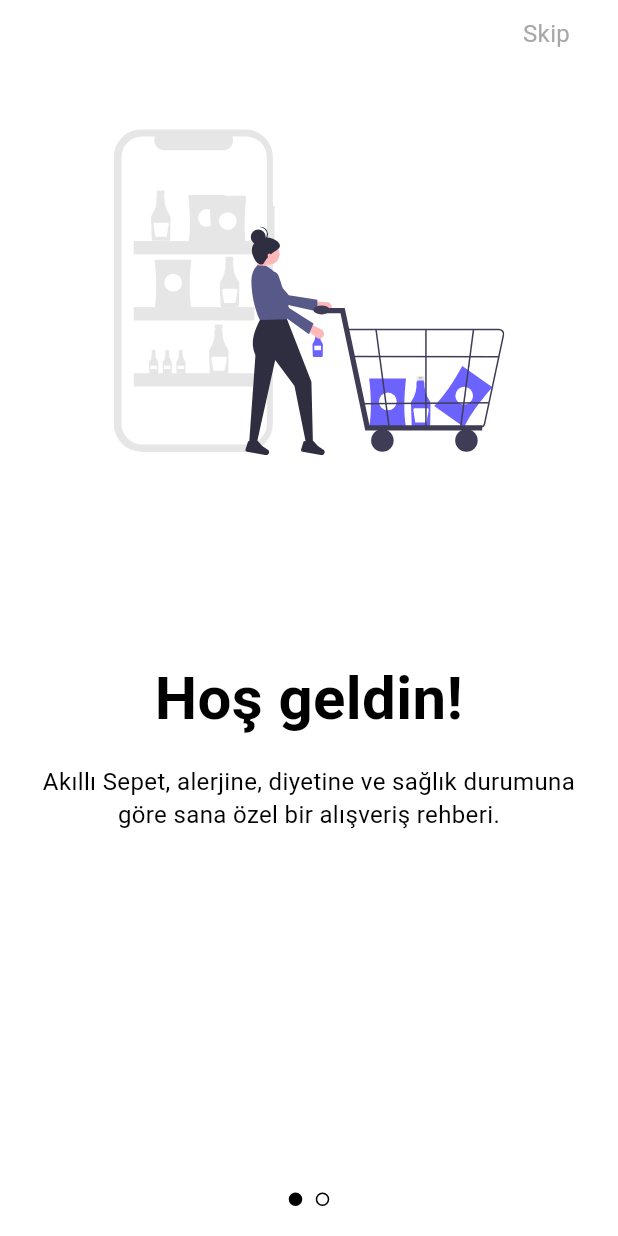
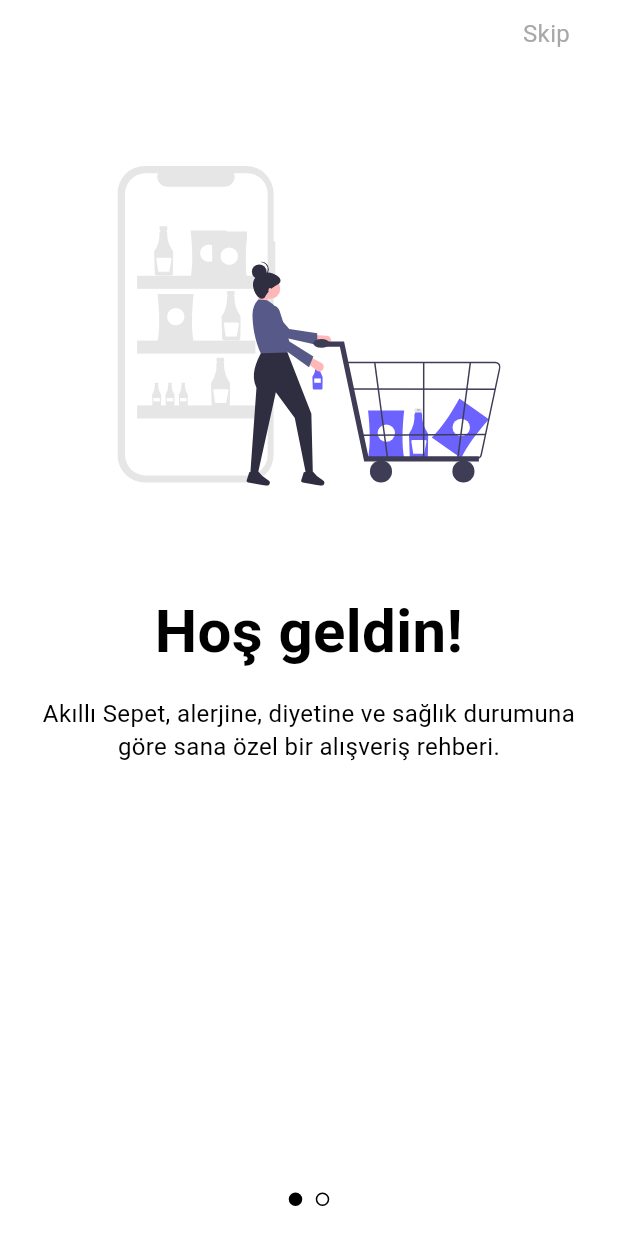
Before and after one commit to melike-mutlu/ULUTEK-staj-projesi, a Flutter app: the screen it shows after launch, on a phone screen of 412 x 824 dp. Run offline on Flutter 3.47's test engine with Material 3 defaults, Android fonts, the phone set to English and light mode, and no system bars; our stand-ins replace flutter_riverpod, flutter_svg, supabase_flutter; accounts and stored records are empty.

Commit message:
Onboarding: karşılama ekranı görsel/metin konumları ve buton geçiş sıçraması düzeltildi
- Karşılama adımına imageTopOffset/textTopOffset alanları eklendi; görsel ve
  metin birbirinden bağımsız, tam piksel (Transform.translate) ile kaydırılıyor
- 1. ekran görseli 45px, 2. ekran görseli 30px aşağı; 2. ekran metni 8px aşağı
- Başlayalım butonu gizliyken bile yerini koruyor (Visibility maintainSize) ve
  nokta göstergesinin üst boşluğu sabitlendi; böylece 1->2 geçişinde ortak
  Expanded küçülüp içeriği yukarı itmiyor

```diff
--- a/apps/mobile/lib/features/onboarding/onboarding_steps.dart
+++ b/apps/mobile/lib/features/onboarding/onboarding_steps.dart
@@ -15,6 +15,8 @@
     this.skipLabel,
     this.imageScale = 1,
     this.contentTopOffset = 0,
+    this.imageTopOffset = 0,
+    this.textTopOffset = 0,
   });
 
   final String assetPath;
@@ -36,6 +38,12 @@
 
   /// Görsel + metin bloğunu (Skip linki hariç) bu kadar aşağı kaydırır.
   final double contentTopOffset;
+
+  /// Yalnızca ortadaki görseli, metni etkilemeden bu kadar aşağı kaydırır.
+  final double imageTopOffset;
+
+  /// Yalnızca başlık + açıklama bloğunu bu kadar aşağı kaydırır.
+  final double textTopOffset;
 }
 
 /// Soru + çoklu seçim çipleri taşıyan adım.
@@ -66,6 +74,7 @@
     skipLabel: 'Skip',
     imageScale: 0.7,
     contentTopOffset: 20,
+    imageTopOffset: 45,
   ),
   OnboardingWelcomeStep(
     assetPath: 'assets/images/onboarding_scan.svg',
@@ -74,6 +83,8 @@
         'uygun olup olmadığını anında söyleyelim.',
     ctaLabel: 'Başlayalım!',
     imageScale: 3.5,
+    imageTopOffset: 30,
+    textTopOffset: 8,
   ),
   OnboardingSelectionStep(
     field: OnboardingField.allergies,
--- a/apps/mobile/lib/features/onboarding/onboarding_view.dart
+++ b/apps/mobile/lib/features/onboarding/onboarding_view.dart
@@ -222,8 +222,19 @@
                   child: KeyedSubtree(key: bodyKey, child: body),
                 ),
               ),
-              if (viewModel.showPrimaryButton)
-                Padding(
+              // Karşılama ekranlarında buton yalnızca 2. ekranda görünür; ama
+              // iki karşılama ekranı aynı PageView'i paylaştığı için butonun
+              // görünüp kaybolması ortak `Expanded`'i büyütüp küçültür ve
+              // içeriği yerinden oynatırdı. Bu yüzden karşılama ekranlarında
+              // buton gizliyken bile yerini rezerve ediyoruz (maintainSize) →
+              // görsel/metin iki ekran arasında sabit kalır.
+              if (viewModel.showPrimaryButton || isWelcomeStep)
+                Visibility(
+                  visible: viewModel.showPrimaryButton,
+                  maintainSize: isWelcomeStep,
+                  maintainAnimation: isWelcomeStep,
+                  maintainState: isWelcomeStep,
+                  child: Padding(
                     padding: const EdgeInsets.fromLTRB(
                       _horizontalPadding,
                       0,
@@ -242,10 +253,13 @@
                       onPressed: () => _handlePrimaryPressed(viewModel),
                     ),
                   ),
+                ),
               if (isWelcomeStep)
                 Padding(
-                  padding: EdgeInsets.only(
-                    top: viewModel.showPrimaryButton ? 16 : 0,
+                  // Buton yeri iki karşılama ekranında da rezerve edildiği
+                  // için nokta göstergesinin üst boşluğu da sabit tutulur.
+                  padding: const EdgeInsets.only(
+                    top: 16,
                     bottom: _horizontalPadding,
                   ),
                   child: Center(
--- a/apps/mobile/lib/features/onboarding/widgets/onboarding_welcome_step.dart
+++ b/apps/mobile/lib/features/onboarding/widgets/onboarding_welcome_step.dart
@@ -32,6 +32,8 @@
           child: Column(
             children: <Widget>[
               Expanded(
+                child: Transform.translate(
+                  offset: Offset(0, step.imageTopOffset),
                   child: ClipRect(
                     child: Transform.scale(
                       scale: step.imageScale,
@@ -42,8 +44,11 @@
                     ),
                   ),
                 ),
+              ),
               const SizedBox(height: _imageTitleGap),
               Flexible(
+                child: Transform.translate(
+                  offset: Offset(0, step.textTopOffset),
                   child: Column(
                     mainAxisSize: MainAxisSize.min,
                     children: <Widget>[
@@ -59,6 +64,7 @@
                         style: AppTextStyles.onboardingWelcomeBody,
                       ),
                     ],
+                  ),
                 ),
               ),
             ],
```
Lines whose indentation alone changed are shown as unchanged.
